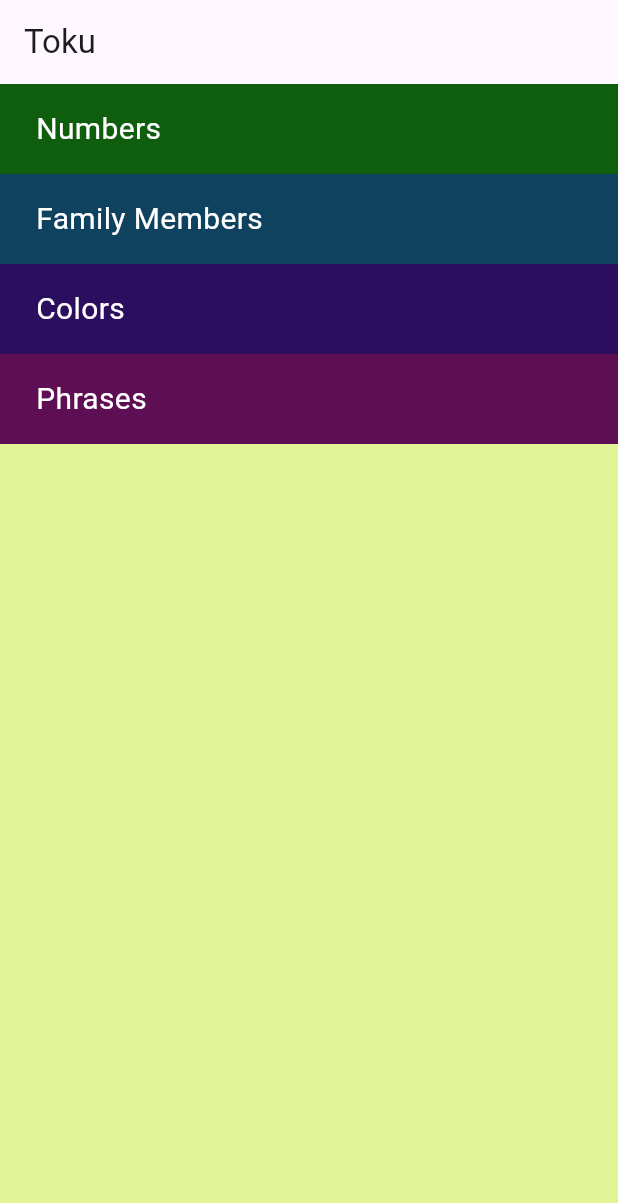
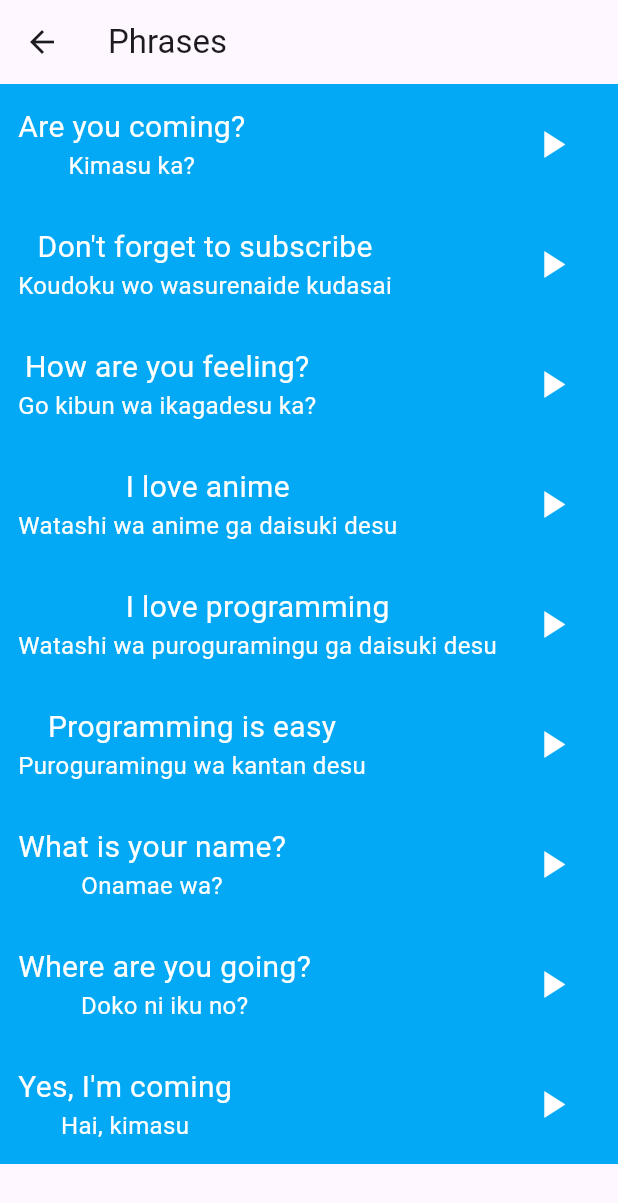
Before and after one commit to its4nas/Japanese-Learning-App, a Flutter app: the screen it shows after launch, after a tap on "Phrases", on a phone screen of 412 x 824 dp. Shown: the top 1203 px of the screen. Run offline on Flutter 3.47's test engine with Material 3 defaults, Android fonts, the phone set to English and light mode, and no system bars; our stand-ins replace just_audio.

Commit message:
add phrases screen to program

```diff
--- a/lib/components/list_item.dart
+++ b/lib/components/list_item.dart
@@ -19,9 +19,10 @@ class ListItem extends StatelessWidget {
       color: color,
       child: Row(
         children: [
+          if (item.imagePath != null)
             Container(
               color: const Color.fromARGB(255, 225, 202, 158),
-            child: Image.asset(item.imagePath),
+              child: Image.asset(item.imagePath!),
             ),
           Padding(
             padding: const EdgeInsets.only(left: 12.0),
--- a/lib/models/item.dart
+++ b/lib/models/item.dart
@@ -1,13 +1,13 @@
 class Item
 {
-  final String imagePath;
+  final String? imagePath;
   final String englishWord;
   final String japaneseWord;
   final String soundName;
   final String type;
 
   const Item({
-    required this.imagePath,
+    this.imagePath,
     required this.englishWord,
     required this.japaneseWord,
     required this.soundName,
--- a/lib/screens/home_page.dart
+++ b/lib/screens/home_page.dart
@@ -3,6 +3,7 @@ import '../components/category_item.dart';
 import 'numbers_page.dart';
 import 'family_members_page.dart';
 import 'colors_page.dart';
+import 'phrases_page.dart';
 
 class HomePage extends StatelessWidget {
   const HomePage({super.key});
@@ -45,7 +46,9 @@ class HomePage extends StatelessWidget {
           ),
           Category(
             onTap: () {
-              print("Category 4 tapped");
+              Navigator.push(context, MaterialPageRoute(
+                builder: (context) => const PhrasesPage(),
+              ));
             },
             text: "Phrases",
             color: Color.fromARGB(255, 94, 14, 82),
--- /dev/null
+++ b/lib/screens/phrases_page.dart
@@ -0,0 +1,79 @@
+import 'package:flutter/material.dart';
+import '../models/item.dart';
+import '../components/list_item.dart';
+
+class PhrasesPage extends StatelessWidget {
+  const PhrasesPage({super.key});
+
+  final List<Item> phrases = const [
+    Item(
+      englishWord: 'Are you coming?',
+      japaneseWord: 'Kimasu ka?',
+      soundName: 'are_you_coming.wav',
+      type: 'phrases',
+    ),
+    Item(
+      englishWord: 'Don\'t forget to subscribe',
+      japaneseWord: 'Koudoku wo wasurenaide kudasai',
+      soundName: 'dont_forget_to_subscribe.wav',
+      type: 'phrases',
+    ),
+    Item(
+      englishWord: 'How are you feeling?',
+      japaneseWord: 'Go kibun wa ikagadesu ka?',
+      soundName: 'how_are_you_feeling.wav',
+      type: 'phrases',
+    ),
+    Item(
+      englishWord: 'I love anime',
+      japaneseWord: 'Watashi wa anime ga daisuki desu',
+      soundName: 'i_love_anime.wav',
+      type: 'phrases',
+    ),
+    Item(
+      englishWord: 'I love programming',
+      japaneseWord: 'Watashi wa puroguramingu ga daisuki desu',
+      soundName: 'i_love_programming.wav',
+      type: 'phrases',
+    ),
+    Item(
+      englishWord: 'Programming is easy',
+      japaneseWord: 'Puroguramingu wa kantan desu',
+      soundName: 'programming_is_easy.wav',
+      type: 'phrases',
+    ),
+    Item(
+      englishWord: 'What is your name?',
+      japaneseWord: 'Onamae wa?',
+      soundName: 'what_is_your_name.wav',
+      type: 'phrases',
+    ),
+    Item(
+      englishWord: 'Where are you going?',
+      japaneseWord: 'Doko ni iku no?',
+      soundName: 'where_are_you_going.wav',
+      type: 'phrases',
+    ),
+    Item(
+      englishWord: 'Yes, I\'m coming',
+      japaneseWord: 'Hai, kimasu',
+      soundName: 'yes_im_coming.wav',
+      type: 'phrases',
+    ),
+  ];
+
+  @override
+  Widget build(BuildContext context) {
+    return Scaffold(
+      appBar: AppBar(
+        title: const Text('Phrases'),
+      ),
+      body: ListView.builder(
+        itemCount: phrases.length,
+        itemBuilder: (context, index) {
+          return ListItem(item: phrases[index], color: Colors.lightBlue);
+        },
+      ),
+    );
+  }
+}
--- a/pubspec.yaml
+++ b/pubspec.yaml
@@ -66,6 +66,7 @@ flutter:
     - assets/sounds/family_members/
     - assets/sounds/numbers/
     - assets/sounds/colors/
+    - assets/sounds/phrases/
 
   # An image asset can refer to one or more resolution-specific "variants", see
   # https://flutter.dev/to/resolution-aware-images
```
Lines whose indentation alone changed are shown as unchanged.
